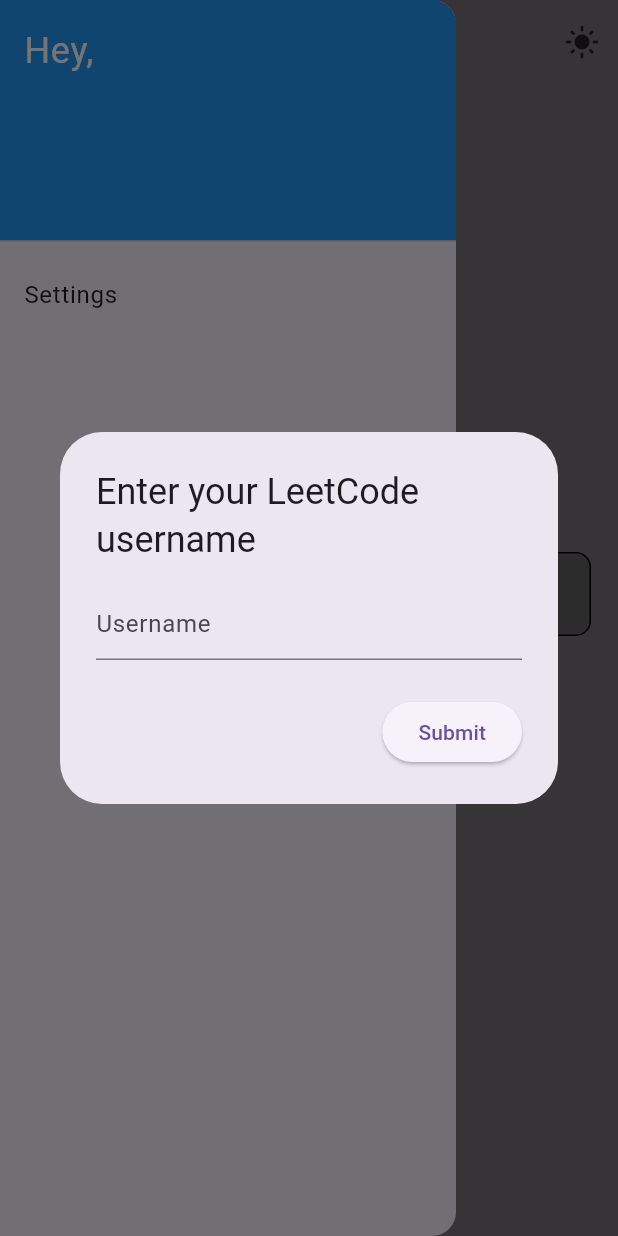
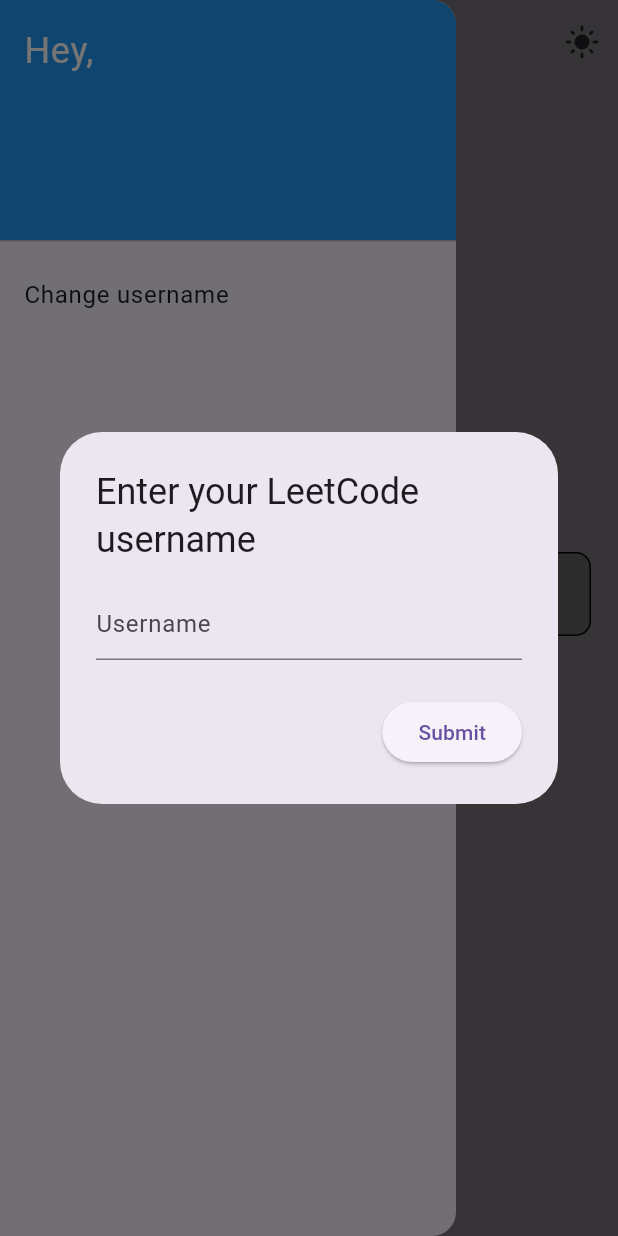
Before and after one commit to sapatevaibhav/leetkode, a Flutter app: the screen it shows after launch, with the side drawer open, on a phone screen of 412 x 824 dp. Run offline on Flutter 3.47's test engine with Material 3 defaults, Android fonts, the phone set to English and light mode, and no system bars; our stand-ins replace adaptive_theme, dashed_circular_progress_bar, percent_indicator, shared_preferences.

Commit message:
Fixed changing username from app drawer

```diff
--- a/lib/helper/app_drawer.dart
+++ b/lib/helper/app_drawer.dart
@@ -1,17 +1,17 @@
 import 'package:flutter/material.dart';
-
+import 'package:leetkode/helper/username_prompt.dart';
 class AppDrawer extends StatelessWidget {
   final String username;
+  final Function(String) onUpdateUsername;
 
-  const AppDrawer({Key? key, required this.username})
-      : super(
-          key: key,
-        );
+  const AppDrawer({
+    Key? key,
+    required this.username,
+    required this.onUpdateUsername,
+  }) : super(key: key);
 
   @override
-  Widget build(
-    BuildContext context,
-  ) {
+  Widget build(BuildContext context) {
     return Drawer(
       child: ListView(
         padding: EdgeInsets.zero,
@@ -30,12 +30,14 @@
           ),
           ListTile(
             title: const Text(
-              'Settings',
+              'Change username',
             ),
-            onTap: () {
-              Navigator.pop(
-                context,
-              );
+            onTap: () async {
+              String? newUsername = await promptUsername(context);
+              if (newUsername != null && newUsername.isNotEmpty) {
+                onUpdateUsername(newUsername);
+                saveUsername(newUsername);
+              }
             },
           ),
         ],
--- a/lib/helper/username_prompt.dart
+++ b/lib/helper/username_prompt.dart
@@ -23,6 +23,7 @@
           ElevatedButton(
             onPressed: () {
               String enteredUsername = usernameController.text;
+
               if (enteredUsername.isNotEmpty) {
                 Navigator.of(context).pop(
                   enteredUsername,
--- a/lib/main.dart
+++ b/lib/main.dart
@@ -7,10 +7,12 @@
 import 'package:leetkode/helper/levels.dart';
 
 void main() {
-  runApp(MyApp());
+  runApp(const MyApp());
 }
 
 class MyApp extends StatelessWidget {
+  const MyApp({super.key});
+
   @override
   Widget build(BuildContext context) {
     return AdaptiveTheme(
```
